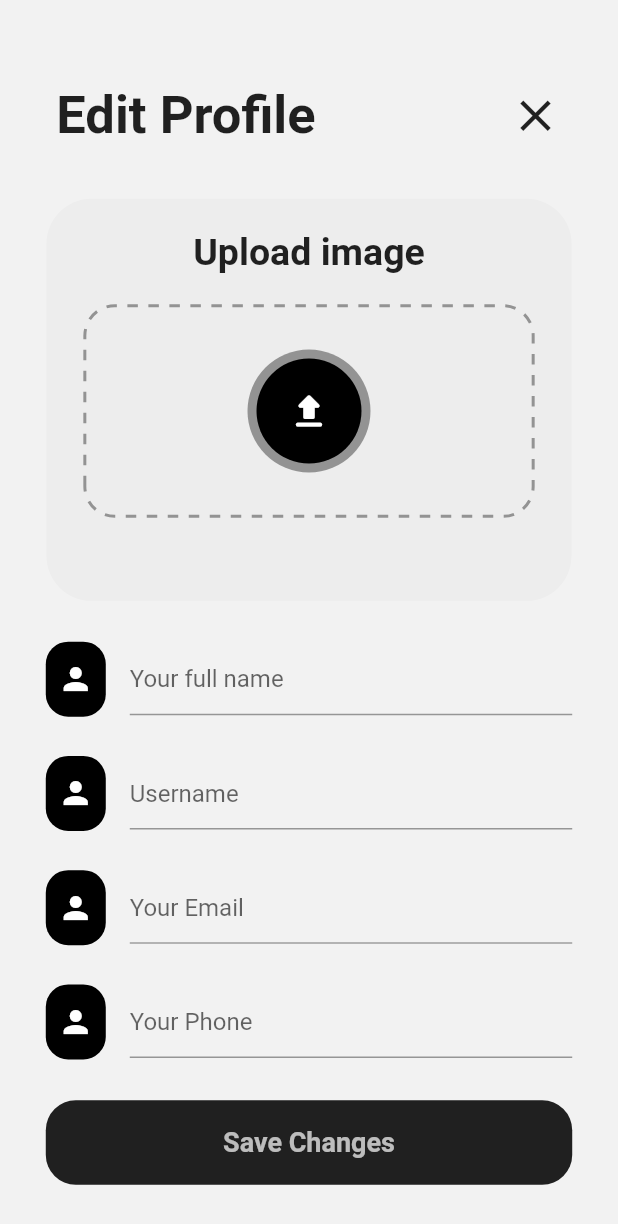
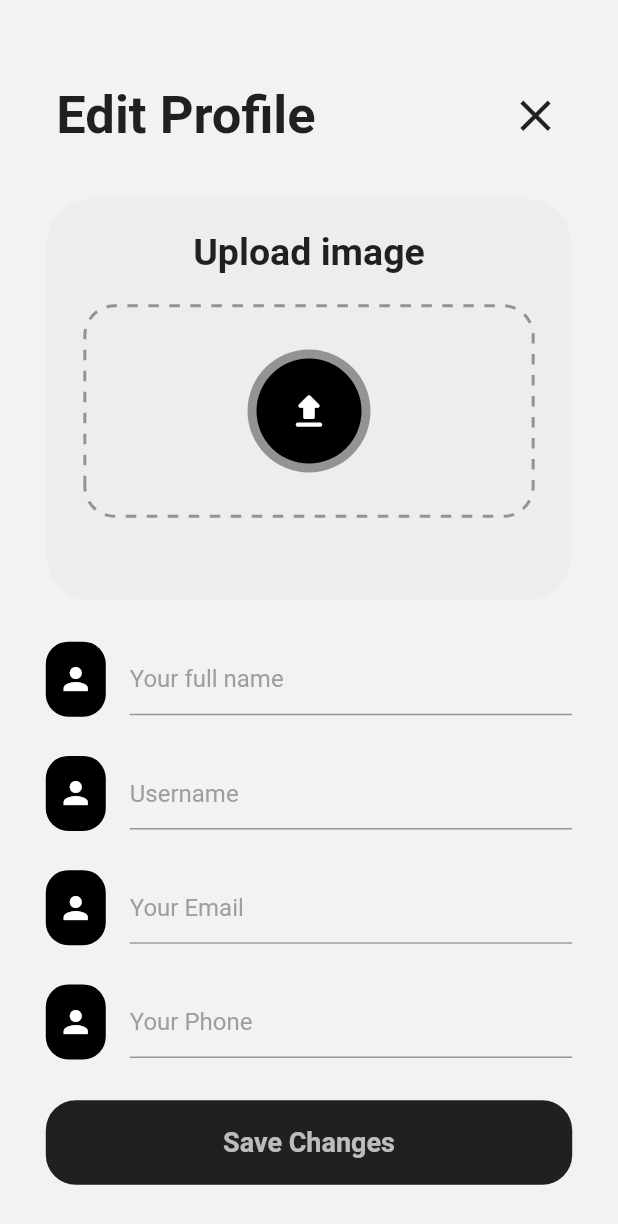
Before and after one commit to Lakhankumawat/smart-home-app, a Flutter app: the EditProfile screen opened by its route, after a tap on the "upload" icon, on a phone screen of 412 x 824 dp. Shown: the top 1224 px of the screen. Run offline on Flutter 3.47's test engine with Material 2 defaults, Android fonts, the phone set to English and light mode, and no system bars; drawn by our look-alikes of dotted_border; our stand-ins replace flutter_svg, font_awesome_flutter, get_it, image_picker, lottie, sleek_circular_slider and 1 more; Roboto replaces fonts that are missing (Nato Sans).

Commit message:
Edit Profile Screen

```diff
--- a/lib/src/screens/edit_profile/components/body.dart
+++ b/lib/src/screens/edit_profile/components/body.dart
@@ -1,7 +1,7 @@
 import 'package:domus/config/size_config.dart';
+import 'package:domus/src/screens/edit_profile/components/image_picker.dart';
 import 'package:flutter/material.dart';
 import 'package:dotted_border/dotted_border.dart';
-import 'package:font_awesome_flutter/font_awesome_flutter.dart';
 
 class Body extends StatefulWidget {
   const Body({Key? key}) : super(key: key);
@@ -24,7 +24,7 @@ class _BodyState extends State<Body> {
         left: getProportionateScreenWidth(20),
         // top: getProportionateScreenHeight(15),
         right: getProportionateScreenWidth(20),
-        // bottom: getProportionateScreenHeight(15),
+        bottom: getProportionateScreenHeight(15),
       ),
       child: ListView(
         // crossAxisAlignment: CrossAxisAlignment.start,
@@ -92,26 +92,7 @@ class _BodyState extends State<Body> {
                         getProportionateScreenHeight(25),
                         getProportionateScreenWidth(75),
                         getProportionateScreenHeight(25)),
-                    child: Container(
-                      height: 70,
-                      width: 70,
-                      decoration: BoxDecoration(
-                          shape: BoxShape.circle,
-                          color: Colors.black,
-                          boxShadow: [
-                            BoxShadow(spreadRadius: 6, color: Colors.black38),
-                          ]),
-                      child: IconButton(
-                        icon: Icon(
-                          Icons.upload_rounded,
-                          color: Colors.white,
-                          size: 30,
-                        ),
-                        onPressed: () {
-                          // Image Picker
-                        },
-                      ),
-                    ),
+                    child: UploadImage(),
                   )
                 ],
               ),
@@ -134,8 +115,10 @@ class _BodyState extends State<Body> {
                       return 'Name is required';
                     }
                   },
+                  cursorColor: Colors.black12,
                   decoration: InputDecoration(
                     hintText: 'Your full name',
+                    hintStyle: TextStyle(color: Colors.grey),
                     icon: Container(
                       height: 50,
                       width: 40,
@@ -178,8 +161,10 @@ class _BodyState extends State<Body> {
                       return 'Username is required';
                     }
                   },
+                  cursorColor: Colors.black12,
                   decoration: InputDecoration(
                     hintText: 'Username',
+                    hintStyle: TextStyle(color: Colors.grey),
                     icon: Container(
                       height: 50,
                       width: 40,
@@ -220,8 +205,10 @@ class _BodyState extends State<Body> {
                       return 'Email is required';
                     }
                   },
+                  cursorColor: Colors.black12,
                   decoration: InputDecoration(
                     hintText: 'Your Email',
+                    hintStyle: TextStyle(color: Colors.grey),
                     icon: Container(
                       height: 50,
                       width: 40,
@@ -242,7 +229,7 @@ class _BodyState extends State<Body> {
                       borderSide: BorderSide(color: Colors.grey),
                     ),
                     focusedBorder: UnderlineInputBorder(
-                      borderSide: BorderSide(color: Colors.black38),
+                      borderSide: BorderSide(color: Colors.black),
                     ),
                     errorBorder: UnderlineInputBorder(
                       borderSide: BorderSide(color: Colors.redAccent),
@@ -262,8 +249,10 @@ class _BodyState extends State<Body> {
                       return 'Phone no. is required';
                     }
                   },
+                  cursorColor: Colors.black12,
                   decoration: InputDecoration(
                     hintText: 'Your Phone',
+                    hintStyle: TextStyle(color: Colors.grey),
                     icon: Container(
                       height: 50,
                       width: 40,
--- /dev/null
+++ b/lib/src/screens/edit_profile/components/image_picker.dart
@@ -0,0 +1,65 @@
+import 'dart:io';
+import 'package:flutter/material.dart';
+import 'package:image_picker/image_picker.dart';
+
+class UploadImage extends StatefulWidget {
+  const UploadImage({Key? key}) : super(key: key);
+
+  @override
+  _UploadImageState createState() => _UploadImageState();
+}
+
+class _UploadImageState extends State<UploadImage> {
+  File? _image;
+  final ImagePicker _picker = ImagePicker();
+
+  // Future getImageFromCamera() async {
+  //   var image = await _picker.pickImage(source: ImageSource.camera);
+  //   setState(() {
+  //     imagePath = image as File?;
+  //   });
+  // }
+
+  Future getImageFromGallery() async {
+    var image = await _picker.pickImage(source: ImageSource.gallery);
+    setState(() {
+      _image = File(image!.path);
+    });
+  }
+
+  @override
+  Widget build(BuildContext context) {
+    return Container(
+      height: 70,
+      width: 70,
+      decoration: BoxDecoration(
+          shape: BoxShape.circle,
+          color: Colors.black,
+          boxShadow: [
+            BoxShadow(spreadRadius: 6, color: Colors.black38),
+          ]),
+      child: _image == null ? IconButton(
+        icon: Icon(
+          Icons.upload_rounded,
+          color: Colors.white,
+          size: 30,
+        ),
+        onPressed: () {
+          getImageFromGallery();
+          // Save Image to some storage
+        },
+      ) : InkWell(
+        onTap: () {
+          getImageFromGallery();
+        },
+        child: ClipRRect(
+            child: Image.file(
+              _image!,
+              fit: BoxFit.cover,
+            ),
+          borderRadius: BorderRadius.circular(35),
+        ),
+      ),
+    );
+  }
+}
--- a/lib/src/screens/edit_profile/edit_profile.dart
+++ b/lib/src/screens/edit_profile/edit_profile.dart
@@ -7,9 +7,14 @@ class EditProfile extends StatelessWidget {
 
   @override
   Widget build(BuildContext context) {
-    return Scaffold(
-      backgroundColor: Color(0xFFF2F2F2),
-      body: Body(),
+    return GestureDetector(
+      onTap: () {
+        FocusScope.of(context).requestFocus(FocusNode());
+      },
+      child: Scaffold(
+        backgroundColor: Color(0xFFF2F2F2),
+        body: Body(),
+      ),
     );
   }
 }
--- a/pubspec.yaml
+++ b/pubspec.yaml
@@ -19,6 +19,7 @@ dependencies:
   font_awesome_flutter: ^9.2.0
   flutter_screenutil: ^5.3.1
   lottie: ^1.2.2
+  image_picker: ^0.8.4+11
 
 dev_dependencies:
   flutter_test:
```
Also changed, not shown: pubspec.lock.
